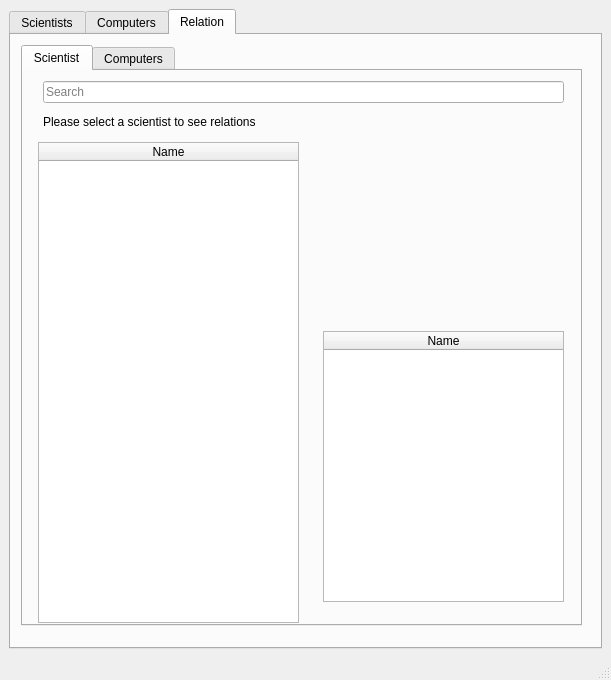
disaerna/T-113-VLN1, file Verklegt/mainmenu.ui: the form before one commit.
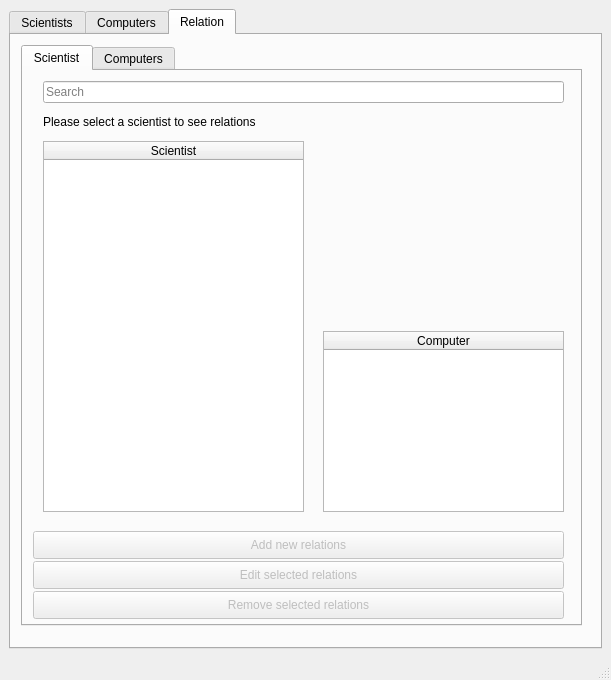
The form after the commit. The open tabs and pages were chosen to show the change.

Commit message: Edit-Remove fix + Edit relation klasi

Patch:
```diff
--- a/Verklegt/mainmenu.ui
+++ b/Verklegt/mainmenu.ui
@@ -26,6 +26,9 @@
    <layout class="QVBoxLayout" name="verticalLayout_3">
     <item>
      <widget class="QTabWidget" name="Mainmenu_tabs">
+      <property name="enabled">
+       <bool>true</bool>
+      </property>
       <property name="minimumSize">
        <size>
         <width>530</width>
@@ -401,10 +404,10 @@
          <widget class="QTableWidget" name="RelationScientists">
           <property name="geometry">
            <rect>
-            <x>15</x>
-            <y>71</y>
+            <x>20</x>
+            <y>70</y>
             <width>261</width>
-            <height>481</height>
+            <height>371</height>
            </rect>
           </property>
           <property name="toolTipDuration">
@@ -415,7 +418,7 @@
           </attribute>
           <column>
            <property name="text">
-            <string>Name</string>
+            <string>Scientist</string>
            </property>
           </column>
          </widget>
@@ -438,7 +441,7 @@
             <x>300</x>
             <y>260</y>
             <width>241</width>
-            <height>271</height>
+            <height>181</height>
            </rect>
           </property>
           <property name="toolTipDuration">
@@ -449,7 +452,7 @@
           </attribute>
           <column>
            <property name="text">
-            <string>Name</string>
+            <string>Computer</string>
            </property>
           </column>
          </widget>
@@ -482,6 +485,54 @@
            <string>Search</string>
           </property>
          </widget>
+         <widget class="QPushButton" name="pushButton_addSciRelation">
+          <property name="enabled">
+           <bool>false</bool>
+          </property>
+          <property name="geometry">
+           <rect>
+            <x>10</x>
+            <y>460</y>
+            <width>531</width>
+            <height>28</height>
+           </rect>
+          </property>
+          <property name="text">
+           <string>Add new relations</string>
+          </property>
+         </widget>
+         <widget class="QPushButton" name="pushButton_editSciRelation">
+          <property name="enabled">
+           <bool>false</bool>
+          </property>
+          <property name="geometry">
+           <rect>
+            <x>10</x>
+            <y>490</y>
+            <width>531</width>
+            <height>28</height>
+           </rect>
+          </property>
+          <property name="text">
+           <string>Edit selected relations</string>
+          </property>
+         </widget>
+         <widget class="QPushButton" name="pushButton_removeSciRelation">
+          <property name="enabled">
+           <bool>false</bool>
+          </property>
+          <property name="geometry">
+           <rect>
+            <x>10</x>
+            <y>520</y>
+            <width>531</width>
+            <height>28</height>
+           </rect>
+          </property>
+          <property name="text">
+           <string>Remove selected relations</string>
+          </property>
+         </widget>
         </widget>
         <widget class="QWidget" name="tab_2">
          <attribute name="title">
```
Left out of the diff: 34 changed lines with no effect on the pictures. The commit also changes 15 other files.
